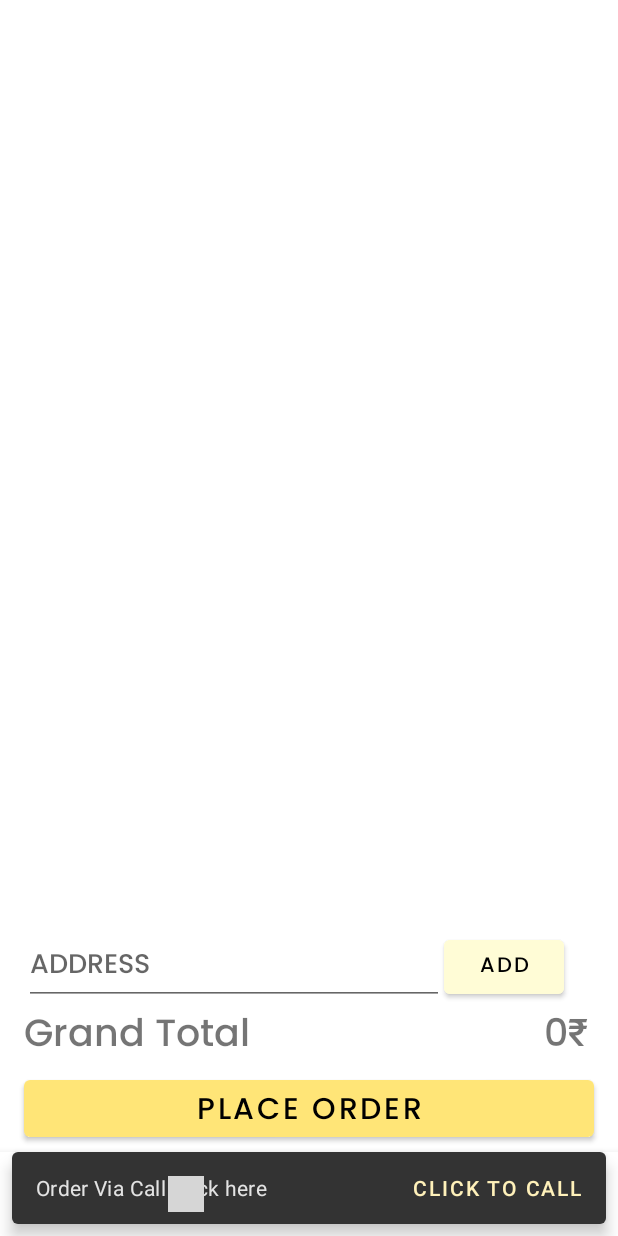
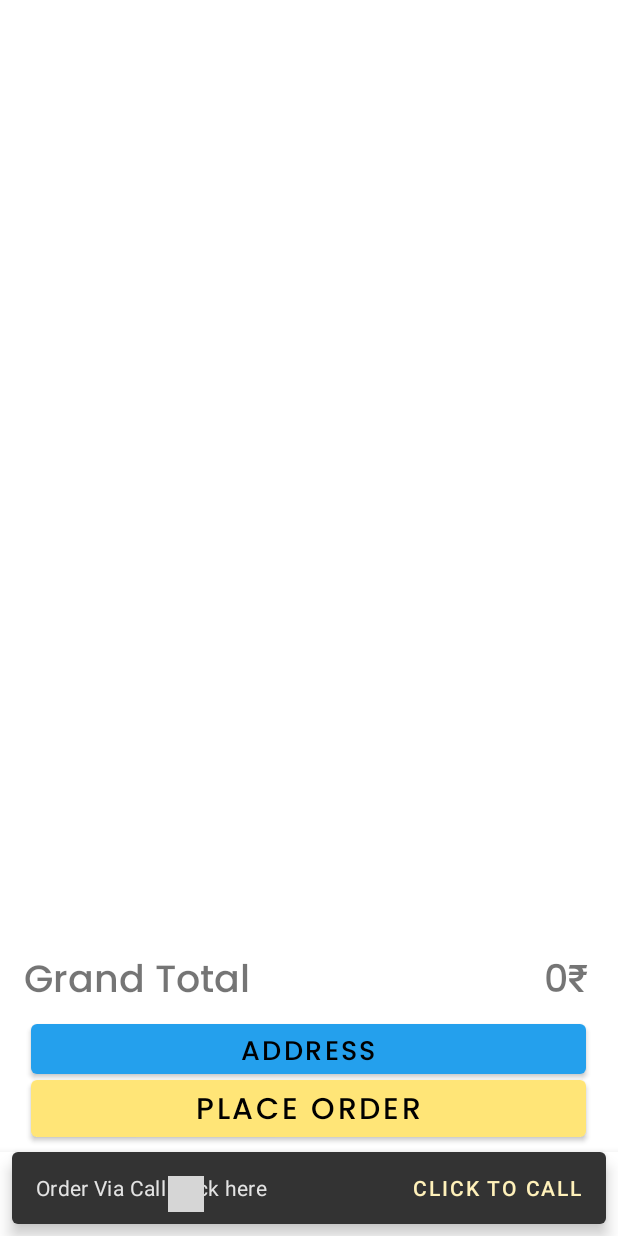
Before and after one commit to yogesh-bhanushali-24/The-Foodies, an Android app: the fragment cartFragment placed in its activity, on a phone screen of 412 x 824 dp. Run offline under Robolectric (Android 15) with nearby library versions, the phone set to English and light mode, and no system bars; our stand-ins replace Firebase (no records; nobody signed in at launch, a user with empty details on screens opened directly); libraries missing offline, so code that uses them is left out: com.orhanobut.dialogplus; Roboto replaces fonts that are not available here; grey boxes are pictures that could not be loaded.

Commit message:
Some Changes in cartFragment UI

```diff
--- a/app/src/main/java/com/example/casestudy/cartFragment.java
+++ b/app/src/main/java/com/example/casestudy/cartFragment.java
@@ -58,7 +58,6 @@ public class cartFragment extends Fragment implements com.example.casestudy.cart
     String TempTotal;
     MaterialButton addressChoice;
     LocationManager locationManager;
-    EditText perfectAddress;
     String l1;
 
     @Override
@@ -68,9 +67,6 @@ public class cartFragment extends Fragment implements com.example.casestudy.cart
         View view = inflater.inflate(R.layout.fragment_cart, container, false);
 
 
-        //never used
-        perfectAddress = view.findViewById(R.id.UserAddress);
-        //never used
 
         GrandTotalTv = view.findViewById(R.id.GrandTotal);
         addressChoice = view.findViewById(R.id.SelectAddressBtn);
@@ -150,7 +146,7 @@ public class cartFragment extends Fragment implements com.example.casestudy.cart
                         checkLocationIsEnableOrNot();
                         //end Location Function Calling
                         addressEdit.setText(l1);
-                        Toast.makeText(getContext(), "Please Press Button One more time for getting current location", Toast.LENGTH_SHORT).show();
+                        Toast.makeText(getContext(), "If Location Address Is Not Shown Click Button Once Again", Toast.LENGTH_SHORT).show();
 
                         if (!addressEdit.getText().toString().isEmpty()) {
                             LocationBtn.setVisibility(View.GONE);
--- a/app/src/main/res/layout/address_choice_dialog.xml
+++ b/app/src/main/res/layout/address_choice_dialog.xml
@@ -49,6 +49,7 @@
         android:text="Current Location"
         android:textColor="@color/black"
         android:layout_marginBottom="60dp"
+        android:backgroundTint="#24a0ed"
 
         />
 
--- a/app/src/main/res/layout/fragment_cart.xml
+++ b/app/src/main/res/layout/fragment_cart.xml
@@ -22,8 +22,10 @@
        android:textSize="25dp"
        android:fontFamily="@font/poppins_medium"
        android:layout_marginRight="20dp"
-       android:layout_above="@+id/placeOrder"
-       android:layout_alignParentRight="true" />
+       android:layout_above="@+id/SelectAddressBtn"
+       android:layout_alignParentRight="true"
+
+       />
 
    <TextView
        android:id="@+id/lblGrandTotal"
@@ -32,43 +34,37 @@
        android:text="Grand Total"
        android:layout_alignParentLeft="true"
        android:layout_marginLeft="16dp"
-       android:layout_above="@+id/placeOrder"
+       android:layout_above="@+id/SelectAddressBtn"
        android:textSize="25dp"
        android:fontFamily="@font/poppins_medium" />
 
-   <EditText
-       android:id="@+id/UserAddress"
-       android:layout_width="280dp"
-       android:layout_height="wrap_content"
-       android:layout_above="@+id/lblGrandTotal"
-       android:layout_marginLeft="16dp"
-       android:hint="ADDRESS"
-       android:fontFamily="@font/poppins_medium" />
 
    <com.google.android.material.button.MaterialButton
        android:id="@+id/SelectAddressBtn"
-       android:layout_width="80dp"
-       android:layout_height="wrap_content"
-       android:layout_toRightOf="@+id/UserAddress"
-       android:text="add"
+       android:layout_width="370dp"
+       android:layout_height="45dp"
+       android:text="address"
        android:textColor="@color/black"
-       android:backgroundTint="@color/lightYellow"
-       android:layout_marginRight="16dp"
-       android:layout_above="@+id/GrandTotal"
        android:fontFamily="@font/poppins_medium"
-       android:layout_marginBottom="1dp" />
+       android:textSize="18dp"
+       app:backgroundTint="#24a0ed"
+       android:layout_centerHorizontal="true"
+       android:layout_above="@+id/placeOrder"
+       android:layout_marginBottom="-8dp" />
 
 
    <com.google.android.material.button.MaterialButton
        android:id="@+id/placeOrder"
-       android:layout_width="380dp"
+       android:layout_width="370dp"
        android:layout_height="50dp"
        android:layout_centerHorizontal="true"
        android:layout_alignParentBottom="true"
-       android:layout_marginTop="1dp"
        android:fontFamily="@font/poppins_medium"
        android:text="Place Order"
        android:textColor="@color/black"
-       android:textSize="20dp" />
+       android:textSize="20dp"
+
+
+       />
 
 </RelativeLayout>
```
